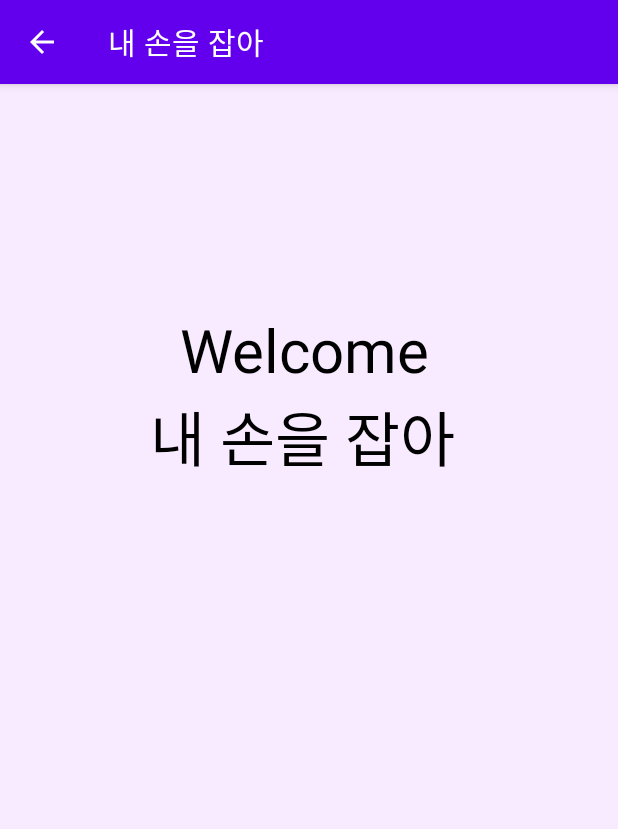
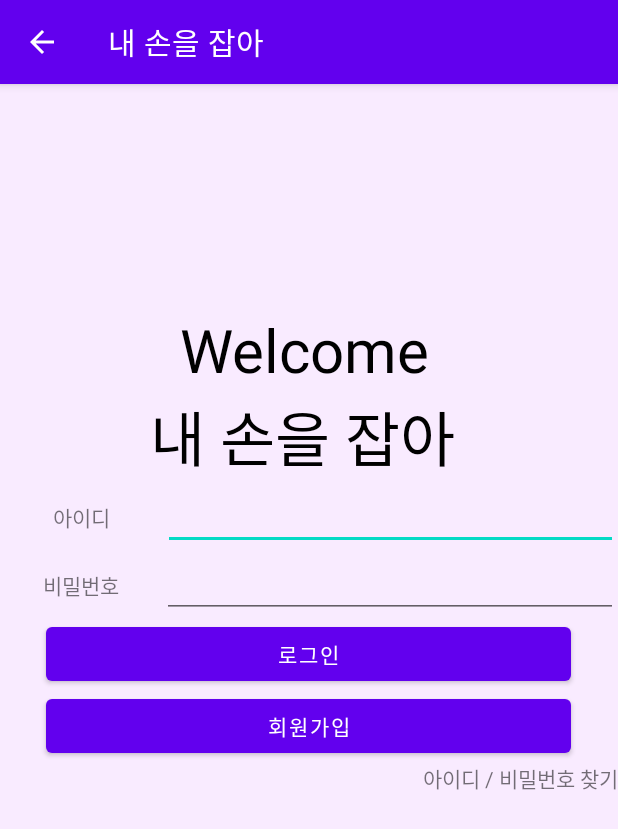
Before and after one commit to Catch-my-hand/catch_my_hand, an Android app: the screen it shows after launch (MainActivity), on a phone screen of 412 x 824 dp. Shown: the top 829 px of the screen. Run offline under Robolectric (Android 15) with nearby library versions, the phone set to English and light mode, and no system bars.

Commit message:
로그인, 비밀번호, 로그인버튼, 회원가입버튼, 아이디/비밀번호 찾기 제작

```diff
--- a/app/src/main/res/layout/activity_main.xml
+++ b/app/src/main/res/layout/activity_main.xml
@@ -29,4 +29,74 @@
         android:textColor="@color/black"
         android:textSize="40dp" />
 
+    <LinearLayout
+        android:layout_width="match_parent"
+        android:layout_height="wrap_content"
+        android:orientation="horizontal"
+        android:weightSum="10">
+
+        <TextView
+            android:layout_width="wrap_content"
+            android:layout_height="wrap_content"
+            android:gravity="center"
+            android:layout_weight="2"
+            android:text="아이디">
+        </TextView>
+
+        <EditText
+            android:layout_width="wrap_content"
+            android:layout_height="wrap_content"
+            android:gravity="center"
+            android:layout_weight="8"
+            >
+        </EditText>
+
+    </LinearLayout>
+
+    <LinearLayout
+        android:layout_width="match_parent"
+        android:layout_height="wrap_content"
+        android:orientation="horizontal"
+        android:weightSum="10">
+
+        <TextView
+            android:layout_width="wrap_content"
+            android:layout_height="wrap_content"
+            android:gravity="center"
+            android:layout_weight="1.7"
+            android:text="비밀번호">
+        </TextView>
+
+        <EditText
+            android:layout_width="wrap_content"
+            android:layout_height="wrap_content"
+            android:gravity="center"
+            android:layout_weight="8.3"
+            >
+        </EditText>
+
+    </LinearLayout>
+
+    <Button
+        android:layout_width="350dp"
+        android:layout_height="wrap_content"
+        android:gravity="center"
+        android:text="로그인"
+        android:layout_gravity="center">
+    </Button>
+
+    <Button
+        android:layout_width="350dp"
+        android:layout_height="wrap_content"
+        android:layout_centerInParent="true"
+        android:text="회원가입"
+        android:layout_gravity="center">
+    </Button>
+
+    <TextView
+        android:layout_width="wrap_content"
+        android:layout_height="wrap_content"
+        android:text="아이디 / 비밀번호 찾기"
+        android:layout_gravity="right"></TextView>
+
 </LinearLayout>
```
